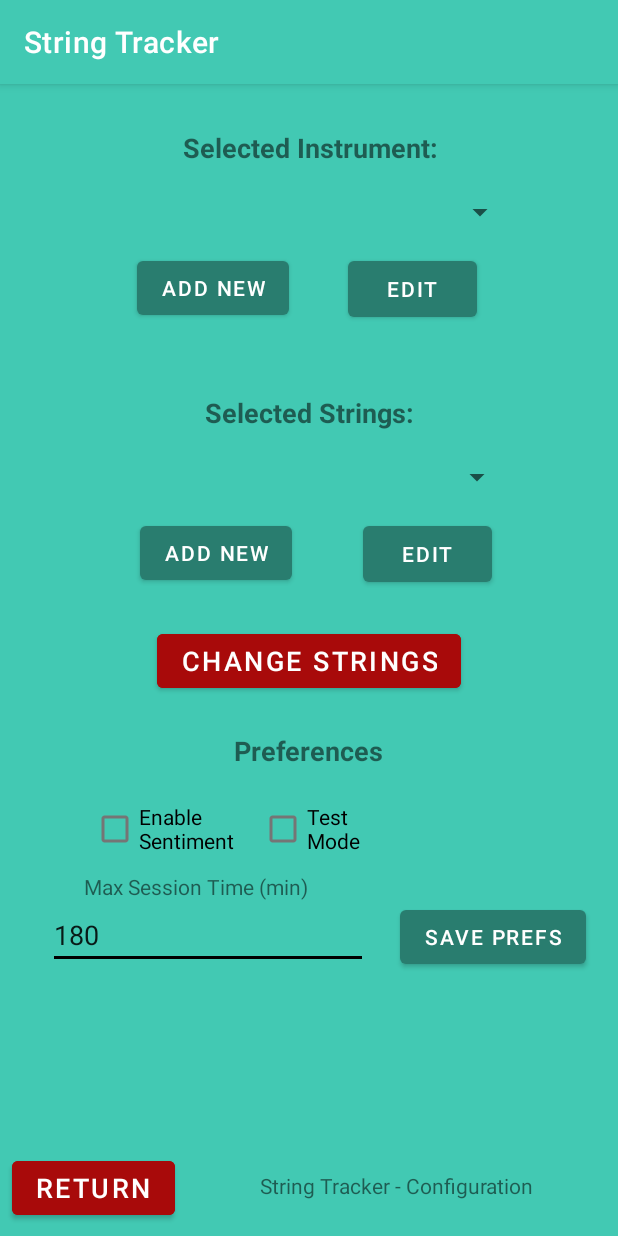
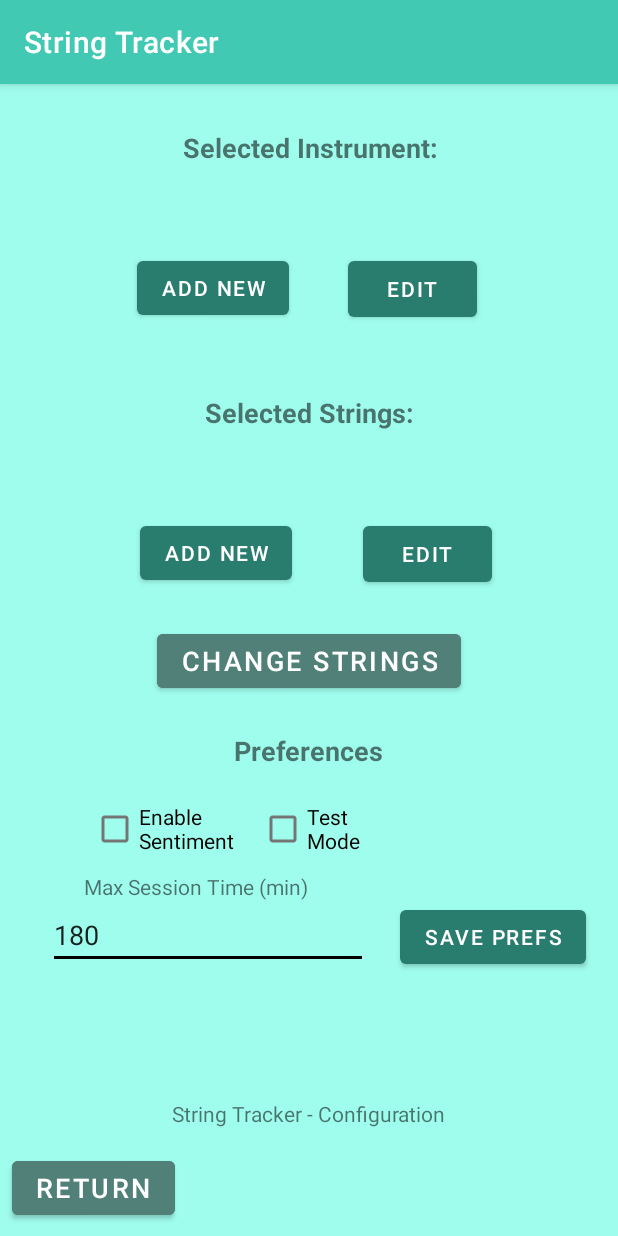
Before and after one commit to ShantingLiu/StringTracker, an Android app: the Configuration2 screen opened directly, with no data from a screen before it, on a phone screen of 412 x 824 dp. Run offline under Robolectric (Android 15) with nearby library versions, the phone set to English and light mode, and no system bars; 1 statement that could not run was skipped.

Commit message:
Fixed some theme colors

```diff
--- a/app/src/main/res/layout/activity_configuration2.xml
+++ b/app/src/main/res/layout/activity_configuration2.xml
@@ -4,18 +4,20 @@
     xmlns:tools="http://schemas.android.com/tools"
     android:layout_width="match_parent"
     android:layout_height="match_parent"
+    android:background="#9FFDED"
     tools:context=".Configuration2">
 
   <TextView
       android:id="@+id/textView2"
       android:layout_width="wrap_content"
       android:layout_height="wrap_content"
-      android:layout_marginBottom="24dp"
+      android:layout_marginBottom="16dp"
+      android:background="#9FFDED"
       android:text="String Tracker - Configuration"
-      app:layout_constraintBottom_toBottomOf="parent"
+      app:layout_constraintBottom_toTopOf="@+id/buttonReturn"
       app:layout_constraintEnd_toEndOf="parent"
-      app:layout_constraintRight_toRightOf="parent"
-      app:layout_constraintStart_toEndOf="@+id/buttonReturn" />
+      app:layout_constraintHorizontal_bias="0.5"
+      app:layout_constraintStart_toStartOf="parent" />
 
   <Spinner
       android:id="@+id/spinner1"
@@ -24,6 +26,7 @@
       android:layout_marginStart="50dp"
       android:layout_marginTop="10dp"
       android:layout_marginEnd="50dp"
+      android:background="#9FFDED"
       app:layout_constraintEnd_toEndOf="parent"
       app:layout_constraintHorizontal_bias="0.55"
       app:layout_constraintStart_toStartOf="parent"
@@ -83,6 +86,7 @@
       android:layout_height="wrap_content"
       android:layout_marginTop="30dp"
       android:layout_marginBottom="22dp"
+      android:background="#9FFDED"
       android:text="Selected Instrument:"
       android:textSize="18sp"
       android:textStyle="bold"
@@ -97,6 +101,7 @@
       android:layout_width="wrap_content"
       android:layout_height="wrap_content"
       android:layout_marginTop="45dp"
+      android:background="#9FFDED"
       android:text="Selected Strings:"
       android:textSize="18sp"
       android:textStyle="bold"
@@ -112,6 +117,7 @@
       android:layout_marginStart="50dp"
       android:layout_marginTop="10dp"
       android:layout_marginEnd="50dp"
+      android:background="#9FFDED"
       app:layout_constraintEnd_toEndOf="parent"
       app:layout_constraintStart_toStartOf="parent"
       app:layout_constraintTop_toBottomOf="@+id/selStrings" />
@@ -122,7 +128,7 @@
       android:layout_height="wrap_content"
       android:layout_marginStart="8dp"
       android:layout_marginBottom="8dp"
-      android:backgroundTint="#A80A0A"
+      android:backgroundTint="#518078"
       android:backgroundTintMode="add"
       android:text="Return"
       android:textSize="18sp"
@@ -134,7 +140,7 @@
       android:layout_width="wrap_content"
       android:layout_height="wrap_content"
       android:layout_marginTop="24dp"
-      android:backgroundTint="#A80A0A"
+      android:backgroundTint="#518078"
       android:backgroundTintMode="add"
       android:onClick="changeStrings"
       android:text="Change Strings"
@@ -195,6 +201,7 @@
       android:layout_width="wrap_content"
       android:layout_height="wrap_content"
       android:layout_marginBottom="16dp"
+      android:background="#9FFDED"
       android:text="Preferences"
       android:textSize="18sp"
       android:textStyle="bold"
@@ -207,6 +214,7 @@
       android:layout_width="wrap_content"
       android:layout_height="wrap_content"
       android:layout_marginStart="56dp"
+      android:background="#9FFDED"
       android:text="Max Session Time (min)"
       app:layout_constraintBottom_toTopOf="@+id/editTextMaxSess"
       app:layout_constraintStart_toStartOf="parent" />
--- a/app/src/main/res/layout/activity_intonation_comparison_graph.xml
+++ b/app/src/main/res/layout/activity_intonation_comparison_graph.xml
@@ -4,6 +4,7 @@
     xmlns:tools="http://schemas.android.com/tools"
     android:layout_width="match_parent"
     android:layout_height="match_parent"
+    android:background="#9FFDED"
     tools:context=".IntonationActivityGraph">
 
     <com.github.mikephil.charting.charts.LineChart
--- a/app/src/main/res/layout/activity_line_graph.xml
+++ b/app/src/main/res/layout/activity_line_graph.xml
@@ -4,6 +4,7 @@
     xmlns:tools="http://schemas.android.com/tools"
     android:layout_width="match_parent"
     android:layout_height="match_parent"
+    android:background="#9FFDED"
     tools:context=".LineGraphActivity">
 
     <com.github.mikephil.charting.charts.LineChart
@@ -21,7 +22,7 @@
         android:layout_alignParentBottom="true"
         android:layout_marginStart="0dp"
         android:layout_marginBottom="32dp"
-        android:backgroundTint="#A80A0A"
+        android:backgroundTint="#518078"
         android:backgroundTintMode="add"
         android:text="Return" />
 
--- a/app/src/main/res/layout/activity_sel_new_instrument.xml
+++ b/app/src/main/res/layout/activity_sel_new_instrument.xml
@@ -4,6 +4,7 @@
     xmlns:tools="http://schemas.android.com/tools"
     android:layout_width="match_parent"
     android:layout_height="match_parent"
+    android:background="#9FFDED"
     tools:context=".SelNewInstrument">
 
     <TextView
@@ -11,6 +12,7 @@
         android:layout_width="wrap_content"
         android:layout_height="wrap_content"
         android:layout_marginTop="13dp"
+        android:background="#9FFDED"
         android:text="String Tracker - Select New Instrument"
         app:layout_constraintEnd_toEndOf="parent"
         app:layout_constraintHorizontal_bias="0.5"
@@ -45,6 +47,7 @@
         android:layout_width="wrap_content"
         android:layout_height="wrap_content"
         android:layout_marginTop="169dp"
+        android:background="#9FFDED"
         android:text="Selected Instrument:"
         app:layout_constraintEnd_toEndOf="parent"
         app:layout_constraintStart_toStartOf="parent"
--- a/app/src/main/res/layout/activity_select_instrument.xml
+++ b/app/src/main/res/layout/activity_select_instrument.xml
@@ -38,6 +38,7 @@
         android:layout_marginStart="8dp"
         android:layout_marginTop="32dp"
         android:layout_marginEnd="8dp"
+        android:background="#9FFDED"
         app:layout_constraintBottom_toTopOf="@+id/buttonRet5"
         app:layout_constraintEnd_toEndOf="parent"
         app:layout_constraintHorizontal_bias="0.555"
--- a/app/src/main/res/layout/activity_select_strings.xml
+++ b/app/src/main/res/layout/activity_select_strings.xml
@@ -4,6 +4,7 @@
     xmlns:tools="http://schemas.android.com/tools"
     android:layout_width="match_parent"
     android:layout_height="match_parent"
+    android:background="#9FFDED"
     tools:context=".SelectStrings">
 
     <Button
@@ -12,7 +13,7 @@
         android:layout_height="wrap_content"
         android:layout_marginStart="8dp"
         android:layout_marginBottom="8dp"
-        android:backgroundTint="#A80A0A"
+        android:backgroundTint="#518078"
         android:backgroundTintMode="add"
         android:text="Return"
         app:layout_constraintBottom_toBottomOf="parent"
@@ -23,6 +24,7 @@
         android:layout_width="wrap_content"
         android:layout_height="wrap_content"
         android:layout_marginTop="16dp"
+        android:background="#9FFDED"
         android:text="Select StringSet for Instrument"
         app:layout_constraintEnd_toEndOf="parent"
         app:layout_constraintStart_toStartOf="parent"
@@ -33,6 +35,7 @@
         android:layout_width="404dp"
         android:layout_height="568dp"
         android:layout_marginTop="16dp"
+        android:background="#9FFDED"
         app:layout_constraintBottom_toTopOf="@+id/buttonRet5"
         app:layout_constraintTop_toBottomOf="@+id/strSelTV"
         tools:layout_editor_absoluteX="5dp" />
--- a/app/src/main/res/layout/activity_sentiments.xml
+++ b/app/src/main/res/layout/activity_sentiments.xml
@@ -4,12 +4,14 @@
     xmlns:tools="http://schemas.android.com/tools"
     android:layout_width="match_parent"
     android:layout_height="match_parent"
+    android:background="#9FFDED"
     tools:context=".Sentiments">
 
     <TextView
         android:id="@+id/textView7"
         android:layout_width="wrap_content"
         android:layout_height="wrap_content"
+        android:background="#9FFDED"
         android:text="String Tracker - Sentiments"
         app:layout_constraintBottom_toBottomOf="parent"
         app:layout_constraintEnd_toEndOf="parent"
@@ -24,6 +26,7 @@
         android:id="@+id/textView8"
         android:layout_width="wrap_content"
         android:layout_height="wrap_content"
+        android:background="#9FFDED"
         android:text="String Performance Graph for Current Strings"
         app:layout_constraintBottom_toBottomOf="parent"
         app:layout_constraintEnd_toEndOf="parent"
--- a/app/src/main/res/layout/activity_tone_comparison_graph.xml
+++ b/app/src/main/res/layout/activity_tone_comparison_graph.xml
@@ -4,6 +4,7 @@
     xmlns:tools="http://schemas.android.com/tools"
     android:layout_width="match_parent"
     android:layout_height="match_parent"
+    android:background="#9FFDED"
     tools:context=".ToneComparisonGraph">
 
     <com.github.mikephil.charting.charts.LineChart
--- a/app/src/main/res/layout/fragment_sel_instr.xml
+++ b/app/src/main/res/layout/fragment_sel_instr.xml
@@ -3,6 +3,7 @@
     xmlns:tools="http://schemas.android.com/tools"
     android:layout_width="match_parent"
     android:layout_height="match_parent"
+    android:background="#9FFDED"
     tools:context=".SelInstrFragment">
 
     <!-- TODO: Update blank fragment layout -->
@@ -15,6 +16,7 @@
     <ListView
         android:id="@+id/lv_instruments"
         android:layout_width="match_parent"
-        android:layout_height="742dp" />
+        android:layout_height="742dp"
+        android:background="#9FFDED" />
 
 </FrameLayout>
```
Also changed, not shown: app/src/main/res/layout/activity_add_new_instrument.xml (+7 -1 lines), app/src/main/res/layout/activity_add_new_string_from_add_new_instr.xml (+9 -1 lines), app/src/main/res/layout/activity_add_new_string_from_config.xml (+8 -1 lines), app/src/main/res/layout/activity_analytics.xml (+11 -3 lines), app/src/main/res/layout/activity_compare_strings.xml (+10 -2 lines), app/src/main/res/layout/activity_edit_instrument.xml (+8 -1 lines), app/src/main/res/layout/activity_edit_string.xml (+8 -1 lines), app/src/main/res/layout/activity_graphing.xml (+12 -14 lines).
